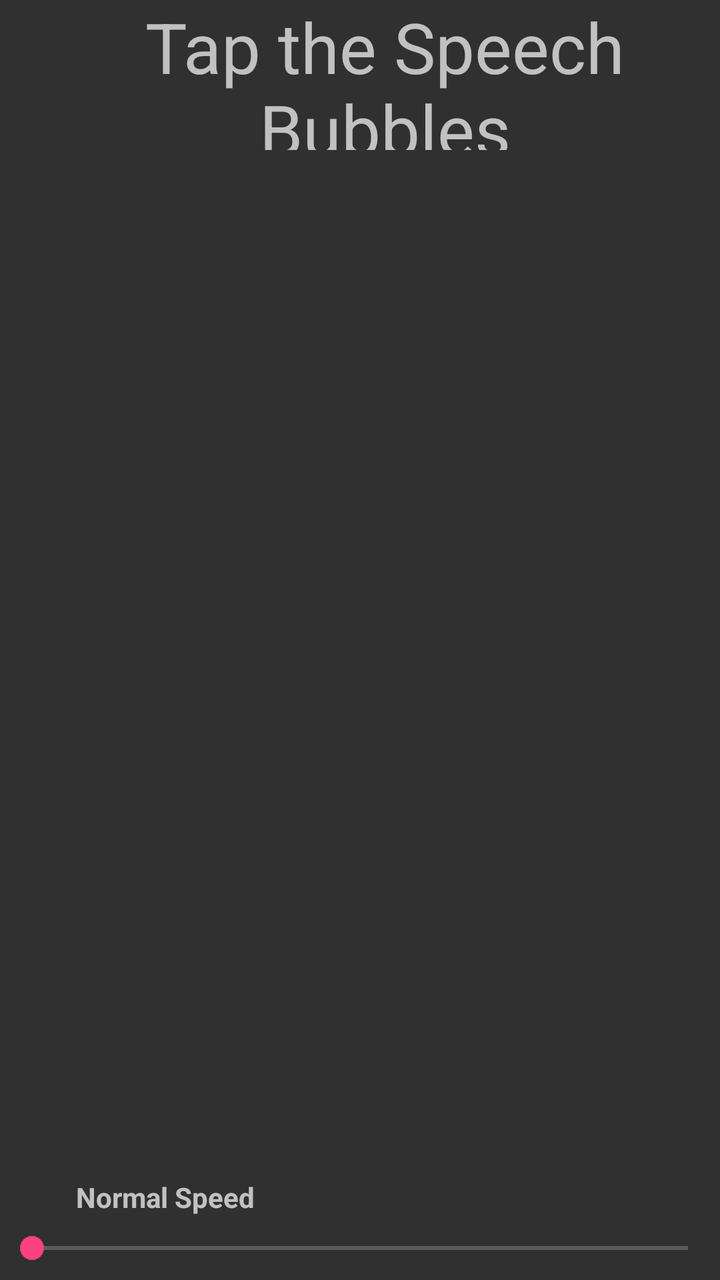
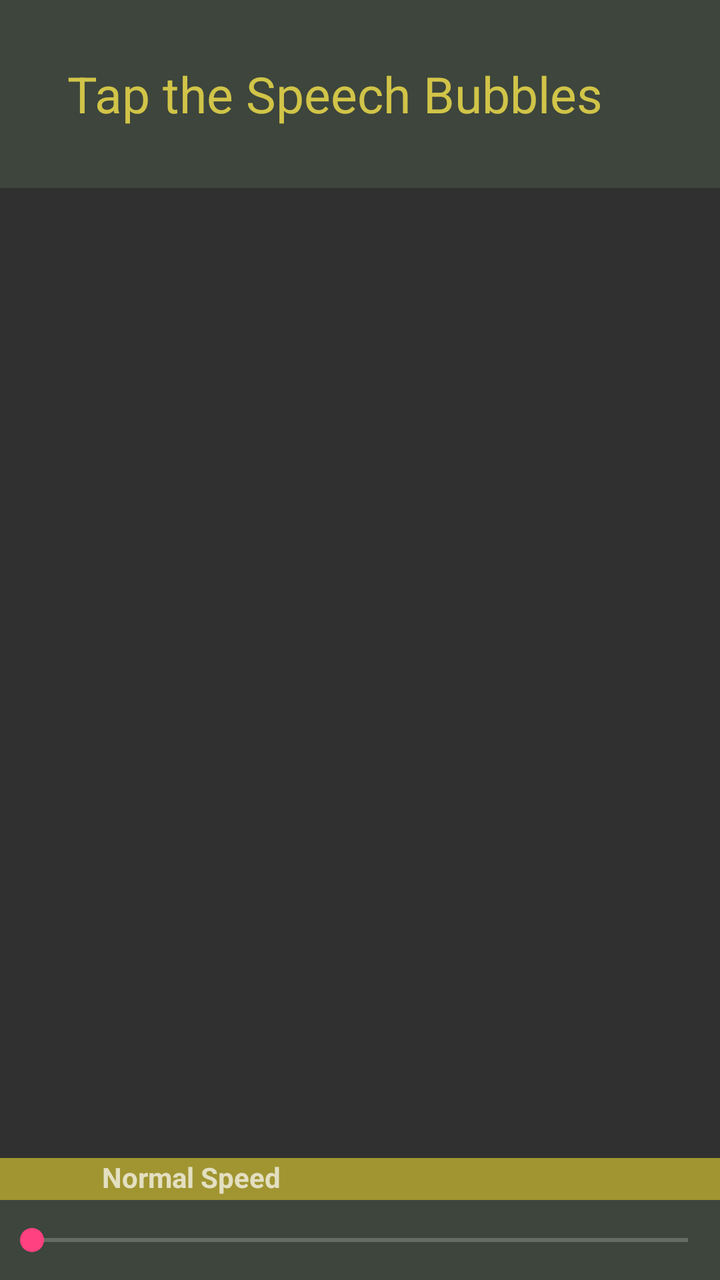

The first picture is an Android layout as it rendered before a commit; the second is the same layout after the commit. The layout source and the unified diff follow.
<!-- AndroidManifest.xml: application theme AppTheme -->
<!-- res/layout/fragment_local_box.xml -->
<?xml version="1.0" encoding="utf-8"?>
<layout
    xmlns:android="http://schemas.android.com/apk/res/android"
    xmlns:tools="http://schemas.android.com/tools">




    <data>
        <variable
            name="speedSeekBarViewModel"
            type="com.petertieu.android.localbox.SpeedSeekBarViewModel"/>
    </data>



    <LinearLayout
        android:id="@+id/parentLinearLayout"
        android:layout_width="match_parent"
        android:layout_height="match_parent"
        android:orientation="vertical">


        <LinearLayout
            android:id="@+id/preTapView"
            android:layout_width="match_parent"
            android:layout_height="75dp"
            android:orientation="horizontal">


            <TextView
                android:id="@+id/preTapTextView"
                android:layout_width="wrap_content"
                android:layout_height="75dp"
                android:layout_marginLeft="25dp"
                android:gravity="center"
                android:textSize="35sp"
                android:text="Tap the Speech Bubbles"/>

            <ImageView
                android:id="@+id/tap_picture"
                android:layout_width="30dp"
                android:layout_height="wrap_content"
                android:layout_marginLeft="20dp"
                android:gravity="center"
                android:src="@drawable/tap_picture"/>
        </LinearLayout>






        <LinearLayout
            android:id="@+id/postTapView"
            android:layout_width="match_parent"
            android:layout_height="75dp"
            android:orientation="horizontal">



            <TextView
                android:id="@+id/english_text"
                android:layout_width="80dp"
                android:layout_height="wrap_content"
                android:layout_weight="3"
                android:gravity="center"
                android:textSize="50sp"
                android:textColor="@color/ambient_yellow"/>


            <LinearLayout
                android:id="@+id/language_text_combo"
                android:orientation="vertical"
                android:layout_width="wrap_content"
                android:layout_height="wrap_content"
                android:layout_weight="3"
>


                <TextView
                    android:id="@+id/language_text"
                    android:layout_width="wrap_content"
                    android:layout_height="wrap_content"
                    android:textSize="45sp"
                    android:textColor="@color/white"
                    android:gravity="center"/>


                <TextView
                    android:id="@+id/pronounciation_text"
                    android:layout_width="wrap_content"
                    android:layout_height="wrap_content"
                    android:textSize="15dp"
                    android:layout_marginLeft="7dp"
                    android:gravity="center_vertical"/>

            </LinearLayout>


        </LinearLayout>










        <android.support.v7.widget.RecyclerView
            android:id="@+id/recycler_view"
            android:layout_width="match_parent"
            android:layout_height="match_parent"
            android:layout_weight="1"/>







        <LinearLayout
            android:layout_width="match_parent"
            android:layout_height="wrap_content"
            android:orientation="horizontal"
            android:layout_gravity="bottom">


            
            <TextView
                android:layout_width="wrap_content"
                android:layout_height="wrap_content"
                android:text="@{String.format(@string/playback_speed, speedSeekBarViewModel.getCurrentSpeedValue)}"/>

            <TextView
                android:id="@+id/speed_seek_bar_text"
                android:layout_width="wrap_content"
                android:layout_height="wrap_content"
                android:layout_marginLeft="38dp"
                android:text="@string/normal_speed"
                android:textStyle="bold"/>
        </LinearLayout>






        <SeekBar
            android:id="@+id/speed_seek_bar"
            android:layout_width="match_parent"
            android:layout_height="32dp"
            android:progress="@{speedSeekBarViewModel.getCurrentSpeedPercentage}"
            android:onProgressChanged="@{speedSeekBarViewModel.setSpeedValue}"/>





    </LinearLayout>


</layout>
<!-- resources referenced by this layout -->
<resources>
  <color name="ambient_yellow">#d1c448</color>
  <color name="white">#ffffff</color>
  <string name="normal_speed">Normal Speed</string>
  <string name="playback_speed">Playback Speed: %.1fx</string>
  <style name="AppTheme" parent="Theme.AppCompat">
          
          <item name="colorPrimary">@color/colorPrimary</item>
          <item name="colorPrimaryDark">@color/colorPrimaryDark</item>
          <item name="colorAccent">@color/colorAccent</item>
  
  
  
  
          <item name="buttonStyle">@style/LocalBoxButton</item>
      </style>
  <color name="colorPrimary">#3F51B5</color>
  <color name="colorPrimaryDark">#303F9F</color>
  <color name="colorAccent">#FF4081</color>
  <style name="LocalBoxButton" parent="Widget.AppCompat.Button">
  
          <item name="android:background">@drawable/speech_bubble</item>
  
          <item name="android:textStyle">bold</item>
  
  
      </style>
  <!-- drawable speech_bubble: png bitmap (drawable-hdpi, 1818 bytes) -->
</resources>

<!-- the commit's change to res/layout/fragment_local_box.xml (unified diff, before → after) -->
@@ -1,42 +1,48 @@
 <?xml version="1.0" encoding="utf-8"?>
 <layout
-    xmlns:android="http://schemas.android.com/apk/res/android"
-    xmlns:tools="http://schemas.android.com/tools">
+    xmlns:android="http://schemas.android.com/apk/res/android">
+
+
+    
+    
+    <data>
+        <variable
+            name="speedSeekBarViewModel"
+            type="com.petertieu.android.localbox.ViewModels.SpeedSeekBarViewModel"/>
+    </data>
 
 
 
 
-    <data>
-        <variable
-            name="speedSeekBarViewModel"
-            type="com.petertieu.android.localbox.SpeedSeekBarViewModel"/>
-    </data>
-
-
-
+    
+    
     <LinearLayout
         android:id="@+id/parentLinearLayout"
         android:layout_width="match_parent"
         android:layout_height="match_parent"
         android:orientation="vertical">
 
-
+        
         <LinearLayout
             android:id="@+id/preTapView"
             android:layout_width="match_parent"
-            android:layout_height="75dp"
-            android:orientation="horizontal">
+            android:layout_height="94dp"
+            android:orientation="horizontal"
+            android:gravity="center"
+            android:background="@color/grey_dark_green">
 
-
+            
             <TextView
                 android:id="@+id/preTapTextView"
                 android:layout_width="wrap_content"
                 android:layout_height="75dp"
                 android:layout_marginLeft="25dp"
                 android:gravity="center"
-                android:textSize="35sp"
-                android:text="Tap the Speech Bubbles"/>
+                android:textSize="25sp"
+                android:text="@string/tap_the_speech_bubbles"
+                android:textColor="@color/ambient_yellow"/>
 
+            
             <ImageView
                 android:id="@+id/tap_picture"
                 android:layout_width="30dp"
@@ -48,45 +54,43 @@
 
 
 
-
-
-
+        
         <LinearLayout
             android:id="@+id/postTapView"
             android:layout_width="match_parent"
-            android:layout_height="75dp"
-            android:orientation="horizontal">
+            android:layout_height="94dp"
+            android:orientation="horizontal"
+            android:gravity="center_vertical">
 
-
-
+            
             <TextView
                 android:id="@+id/english_text"
-                android:layout_width="80dp"
+                android:layout_width="100dp"
                 android:layout_height="wrap_content"
                 android:layout_weight="3"
                 android:gravity="center"
                 android:textSize="50sp"
                 android:textColor="@color/ambient_yellow"/>
 
-
+            
             <LinearLayout
                 android:id="@+id/language_text_combo"
                 android:orientation="vertical"
                 android:layout_width="wrap_content"
                 android:layout_height="wrap_content"
+                android:layout_marginLeft="15dp"
                 android:layout_weight="3"
 >
-
-
+                
                 <TextView
                     android:id="@+id/language_text"
                     android:layout_width="wrap_content"
                     android:layout_height="wrap_content"
-                    android:textSize="45sp"
+                    android:textSize="35sp"
                     android:textColor="@color/white"
                     android:gravity="center"/>
 
-
+                
                 <TextView
                     android:id="@+id/pronounciation_text"
                     android:layout_width="wrap_content"
@@ -94,21 +98,14 @@
                     android:textSize="15dp"
                     android:layout_marginLeft="7dp"
                     android:gravity="center_vertical"/>
-
             </LinearLayout>
-
 
         </LinearLayout>
 
 
 
 
-
-
-
-
-
-
+        
         <android.support.v7.widget.RecyclerView
             android:id="@+id/recycler_view"
             android:layout_width="match_parent"
@@ -118,48 +115,48 @@
 
 
 
-
-
-
+        
         <LinearLayout
             android:layout_width="match_parent"
             android:layout_height="wrap_content"
             android:orientation="horizontal"
+            android:background="@color/ambient_dark_yellow"
             android:layout_gravity="bottom">
-
 
             
             <TextView
                 android:layout_width="wrap_content"
-                android:layout_height="wrap_content"
+                android:layout_height="match_parent"
+                android:layout_marginLeft="22dp"
+                android:gravity="bottom"
+                android:layout_marginBottom="2dp"
+                style="@style/TextViewOfSeekBar"
                 android:text="@{String.format(@string/playback_speed, speedSeekBarViewModel.getCurrentSpeedValue)}"/>
 
             <TextView
                 android:id="@+id/speed_seek_bar_text"
-                android:layout_width="wrap_content"
-                android:layout_height="wrap_content"
-                android:layout_marginLeft="38dp"
+                android:layout_width="match_parent"
+                android:layout_height="match_parent"
+                android:layout_marginLeft="29dp"
+                android:layout_gravity="center_horizontal"
                 android:text="@string/normal_speed"
-                android:textStyle="bold"/>
+                android:textStyle="bold"
+                android:textSize="14dp"
+                style="@style/TextViewOfSeekBar"/>
         </LinearLayout>
 
 
 
 
-
-
+        
         <SeekBar
             android:id="@+id/speed_seek_bar"
             android:layout_width="match_parent"
-            android:layout_height="32dp"
+            android:layout_height="40dp"
+            android:background="@color/grey_dark_green"
             android:progress="@{speedSeekBarViewModel.getCurrentSpeedPercentage}"
             android:onProgressChanged="@{speedSeekBarViewModel.setSpeedValue}"/>
 
-
-
-
-
     </LinearLayout>
 
-
 </layout>
<!-- resource entries referenced after the edit -->
@@ -1,9 +1,12 @@
 <!-- resources referenced by this layout -->
 <resources>
+  <color name="ambient_dark_yellow">#a09531</color>
   <color name="ambient_yellow">#d1c448</color>
+  <color name="grey_dark_green">#3D453C</color>
   <color name="white">#ffffff</color>
   <string name="normal_speed">Normal Speed</string>
   <string name="playback_speed">Playback Speed: %.1fx</string>
+  <string name="tap_the_speech_bubbles">Tap the Speech Bubbles</string>
   <style name="AppTheme" parent="Theme.AppCompat">
           
           <item name="colorPrimary">@color/colorPrimary</item>
